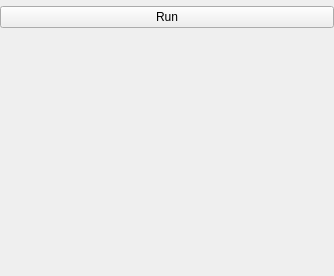
This is core/modules/gui/GeodesicTrainingGUI/GeodesicTrainingGUI.ui in dboun/MultiPatientImageProcessing as Qt 5 draws it before an edit. The edited form follows.
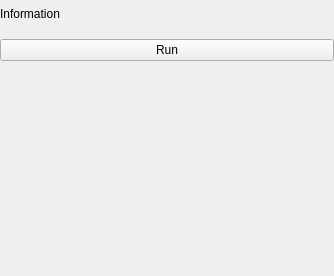
This is the edited form. Custom widgets are drawn as their Qt base class.

Commit message: Geodesic warning system basically works

The edit to the form file:
```diff
--- a/core/modules/gui/GeodesicTrainingGUI/GeodesicTrainingGUI.ui
+++ b/core/modules/gui/GeodesicTrainingGUI/GeodesicTrainingGUI.ui
@@ -36,11 +36,24 @@
     <number>0</number>
    </property>
    <property name="topMargin">
-    <number>0</number>
+    <number>7</number>
    </property>
    <property name="rightMargin">
     <number>0</number>
    </property>
+   <item>
+    <widget class="InfoLabel" name="infoLabelGeodesic">
+     <property name="text">
+      <string>Information</string>
+     </property>
+     <property name="wordWrap">
+      <bool>true</bool>
+     </property>
+    </widget>
+   </item>
+   <item>
+    <widget class="ActionWidget" name="frameGeodesicWarnings"/>
+   </item>
    <item>
     <widget class="QWidget" name="mitkDrawingToolContainer" native="true"/>
    </item>
@@ -72,6 +85,17 @@
    <extends>QPushButton</extends>
    <header>RunPushButton.h</header>
   </customwidget>
+  <customwidget>
+   <class>InfoLabel</class>
+   <extends>QLabel</extends>
+   <header>InfoLabel.h</header>
+  </customwidget>
+  <customwidget>
+   <class>ActionWidget</class>
+   <extends>QFrame</extends>
+   <header>ActionWidget.h</header>
+   <container>1</container>
+  </customwidget>
  </customwidgets>
  <resources/>
  <connections/>
```
The commit also changes 13 other files.
